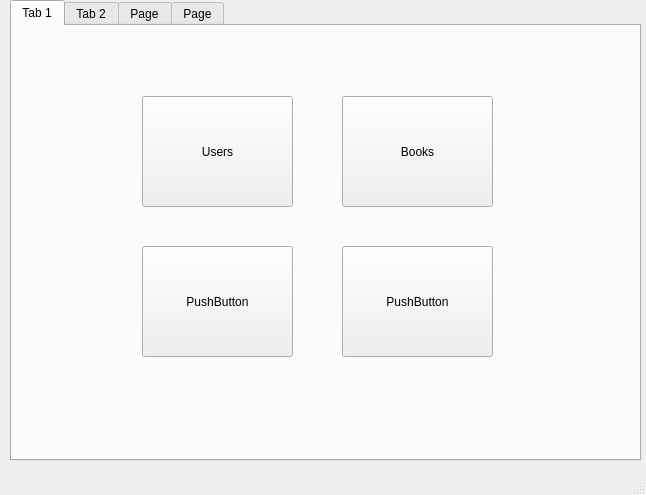
Above: UI.ui from ArkadiuszK99/LibraryManagementSystem before the change. Below: the same form after it.
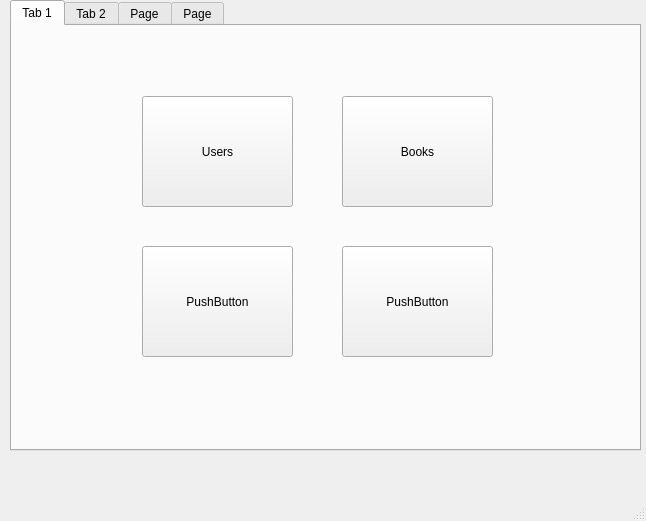
That is the form after the change. The open tabs and pages were chosen to show the change.

Commit message: Adding books to database is enabled

The edit to the form file:
```diff
--- a/UI.ui
+++ b/UI.ui
@@ -7,7 +7,7 @@
     <x>0</x>
     <y>0</y>
     <width>646</width>
-    <height>495</height>
+    <height>521</height>
    </rect>
   </property>
   <property name="windowTitle">
@@ -20,7 +20,7 @@
       <x>10</x>
       <y>0</y>
       <width>631</width>
-      <height>461</height>
+      <height>451</height>
      </rect>
     </property>
     <property name="currentIndex">
```
Left out of the diff: 15 changed lines with no effect on the pictures. The commit also changes 2 other files.
